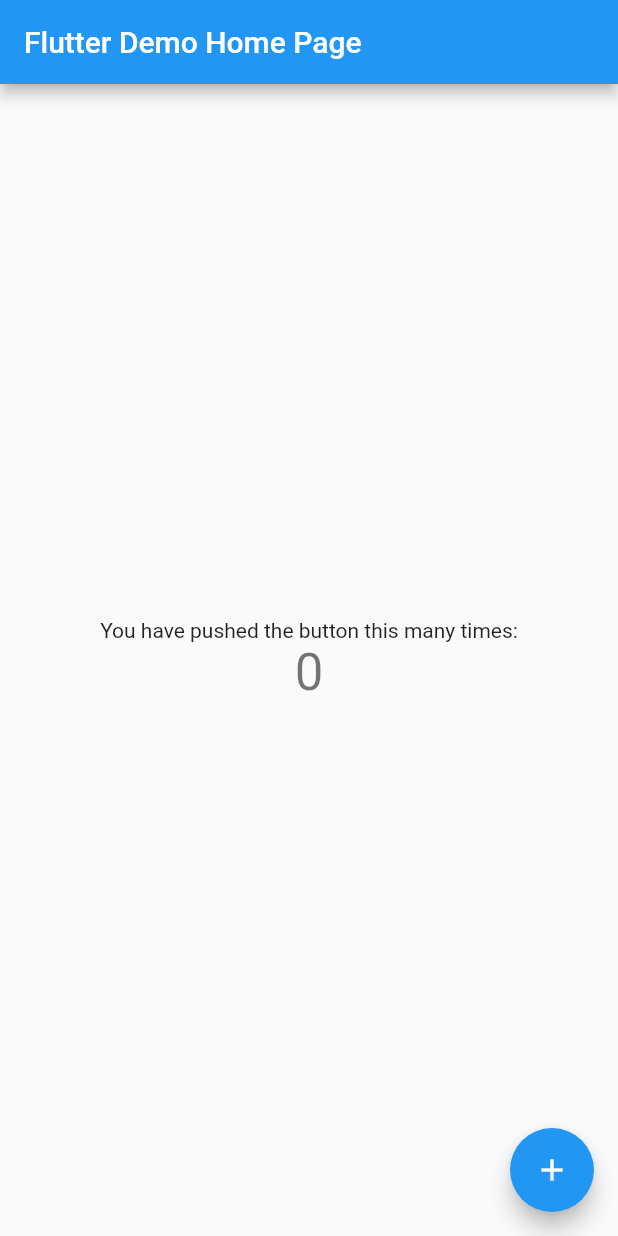
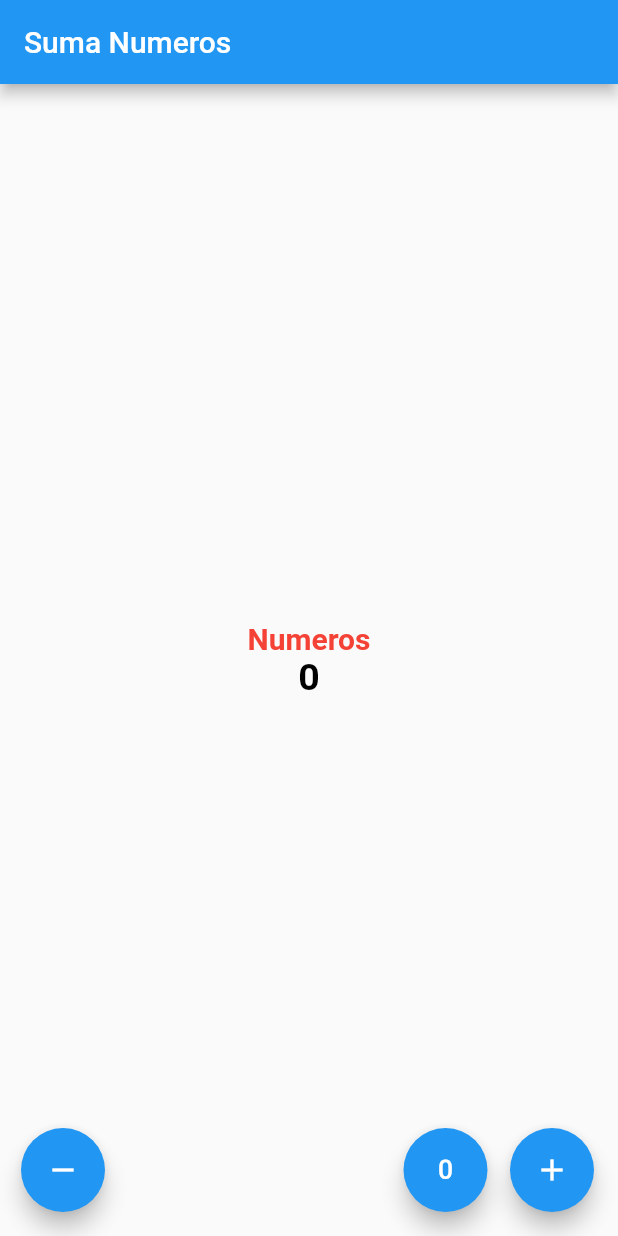
Before and after one commit to Flores45/Flutter-0, a Flutter app: the screen it shows after launch, on a phone screen of 412 x 824 dp. Run offline on Flutter 3.47's test engine with Material 2 defaults, Android fonts, the phone set to English and light mode, and no system bars.

Commit message:
FASE 1  - COMPLETADO

```diff
--- a/lib/main.dart
+++ b/lib/main.dart
@@ -1,112 +1,12 @@
 import 'package:flutter/material.dart';
 
-void main() => runApp(const MyApp());
+import 'package:flutterbootcamp/src/home_page_botones.dart';
 
-class MyApp extends StatelessWidget {
-  const MyApp({super.key});
 
-  // This widget is the root of your application.
-  @override
-  Widget build(BuildContext context) {
-    return MaterialApp(
-      title: 'Flutter Demo',
-      theme: ThemeData(
-        // This is the theme of your application.
-        //
-        // Try running your application with "flutter run". You'll see the
-        // application has a blue toolbar. Then, without quitting the app, try
-        // changing the primarySwatch below to Colors.green and then invoke
-        // "hot reload" (press "r" in the console where you ran "flutter run",
-        // or press Run > Flutter Hot Reload in a Flutter IDE). Notice that the
-        // counter didn't reset back to zero; the application is not restarted.
-        primarySwatch: Colors.blue,
-      ),
-      home: const MyHomePage(title: 'Flutter Demo Home Page'),
-    );
-  }
-}
 
-class MyHomePage extends StatefulWidget {
-  const MyHomePage({super.key, required this.title});
 
-  // This widget is the home page of your application. It is stateful, meaning
-  // that it has a State object (defined below) that contains fields that affect
-  // how it looks.
-
-  // This class is the configuration for the state. It holds the values (in this
-  // case the title) provided by the parent (in this case the App widget) and
-  // used by the build method of the State. Fields in a Widget subclass are
-  // always marked "final".
-
-  final String title;
-
-  @override
-  State<MyHomePage> createState() => _MyHomePageState();
-}
-
-class _MyHomePageState extends State<MyHomePage> {
-  int _counter = 0;
-
-  void _incrementCounter() {
-    setState(() {
-      // This call to setState tells the Flutter framework that something has
-      // changed in this State, which causes it to rerun the build method below
-      // so that the display can reflect the updated values. If we changed
-      // _counter without calling setState(), then the build method would not be
-      // called again, and so nothing would appear to happen.
-      _counter++;
-    });
-  }
-
-  @override
-  Widget build(BuildContext context) {
-    // This method is rerun every time setState is called, for instance as done
-    // by the _incrementCounter method above.
-    //
-    // The Flutter framework has been optimized to make rerunning build methods
-    // fast, so that you can just rebuild anything that needs updating rather
-    // than having to individually change instances of widgets.
-    return Scaffold(
-      appBar: AppBar(
-        // Here we take the value from the MyHomePage object that was created by
-        // the App.build method, and use it to set our appbar title.
-        title: Text(widget.title),
-      ),
-      body: Center(
-        // Center is a layout widget. It takes a single child and positions it
-        // in the middle of the parent.
-        child: Column(
-          // Column is also a layout widget. It takes a list of children and
-          // arranges them vertically. By default, it sizes itself to fit its
-          // children horizontally, and tries to be as tall as its parent.
-          //
-          // Invoke "debug painting" (press "p" in the console, choose the
-          // "Toggle Debug Paint" action from the Flutter Inspector in Android
-          // Studio, or the "Toggle Debug Paint" command in Visual Studio Code)
-          // to see the wireframe for each widget.
-          //
-          // Column has various properties to control how it sizes itself and
-          // how it positions its children. Here we use mainAxisAlignment to
-          // center the children vertically; the main axis here is the vertical
-          // axis because Columns are vertical (the cross axis would be
-          // horizontal).
-          mainAxisAlignment: MainAxisAlignment.center,
-          children: <Widget>[
-            const Text(
-              'You have pushed the button this many times:',
-            ),
-            Text(
-              '$_counter',
-              style: Theme.of(context).textTheme.headline4,
-            ),
-          ],
-        ),
-      ),
-      floatingActionButton: FloatingActionButton(
-        onPressed: _incrementCounter,
-        tooltip: 'Increment',
-        child: const Icon(Icons.add),
-      ), // This trailing comma makes auto-formatting nicer for build methods.
-    );
-  }
-}
+void main() => runApp(
+  const MaterialApp(
+    home: MypagesSumaNumeros()
+  ),
+  );
--- /dev/null
+++ b/lib/src/home_page_botones.dart
@@ -0,0 +1,87 @@
+import 'package:flutter/material.dart';
+
+class MypagesSumaNumeros extends StatefulWidget {
+  const MypagesSumaNumeros({super.key});
+
+  @override
+  State<MypagesSumaNumeros> createState() => _MypagesSumaNumerosState();
+}
+
+class _MypagesSumaNumerosState extends State<MypagesSumaNumeros> {
+  @override
+  final EstiloPrincipalTextop = TextStyle(fontWeight:  FontWeight.bold, color:  Colors.red, fontSize: 20);
+  int conteo = 0;
+  final EstiloSecundarioTextp = TextStyle(fontWeight: FontWeight.bold, fontSize: 25, color:  Colors.black);
+  Widget build(BuildContext context) {
+    return Scaffold(
+      appBar: AppBar(
+        title: Text('Suma Numeros'),
+      ),
+      body: Center(
+
+
+        child: Column(
+          mainAxisAlignment: MainAxisAlignment.center,
+          children:<Widget> [
+            Text('Numeros', style:  EstiloPrincipalTextop,),
+            Text( '$conteo', style:  EstiloSecundarioTextp,),
+
+          ],
+          ),
+
+
+      ),
+      floatingActionButton: _crearBotones(),
+    );
+  }
+
+  Widget _crearBotones() {
+    return Row(
+
+      children: [
+        SizedBox(width: 30,),
+        FloatingActionButton(child: Icon(Icons.remove),
+        onPressed: () {
+          _restarNumeros();
+        },
+        ),
+        Expanded(child: SizedBox()),
+        FloatingActionButton(
+          child: Icon(Icons.exposure_zero),
+          onPressed: () {
+            _resetearNumeros();
+          },
+        ),
+        SizedBox(width: 15,),
+        FloatingActionButton(
+          child: Icon(Icons.add),
+          onPressed: () {
+            _sumarNumeros();
+          },
+        )
+      ],
+
+
+    );
+
+
+  }
+
+  void _restarNumeros() {
+     setState(() {
+       conteo--;
+     });
+  }
+
+  void _resetearNumeros() {
+    setState(() {
+      conteo = 0;
+    });
+  }
+
+  void _sumarNumeros() {
+    setState(() {
+      conteo++;
+    });
+  }
+}
--- /dev/null
+++ b/lib/src/pages1.dart
@@ -0,0 +1,12 @@
+import 'package:flutter/material.dart';
+class MyPages1 extends StatelessWidget {
+  const MyPages1({super.key});
+
+  @override
+  Widget build(BuildContext context) {
+    return const MaterialApp(
+      home: Text('Hola Mundo'),
+    );
+
+  }
+}
```
Also changed, not shown: lib/src/home_page.dart (added, +98 -0 lines), 1 other file.
